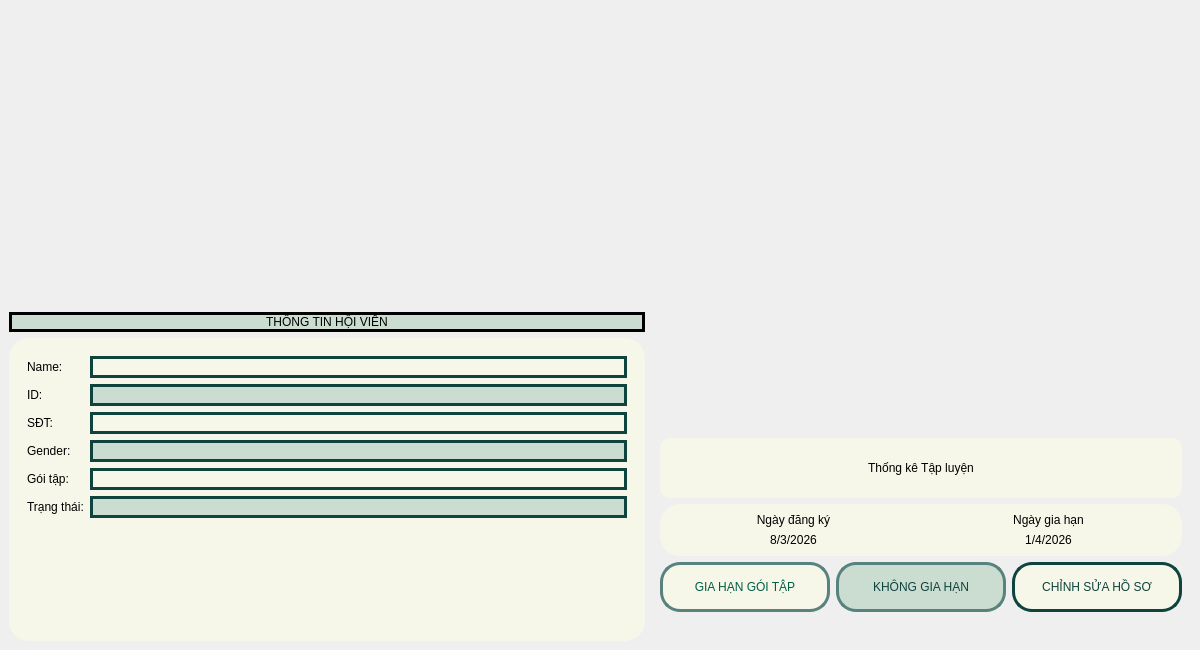
Before: the Qt Designer form ui/member/MemberMainWindow.ui in nguyenbphan12001-rimzy/Do-an-cuoi-ki-Nhom8_KTLT, drawn with Qt 5.
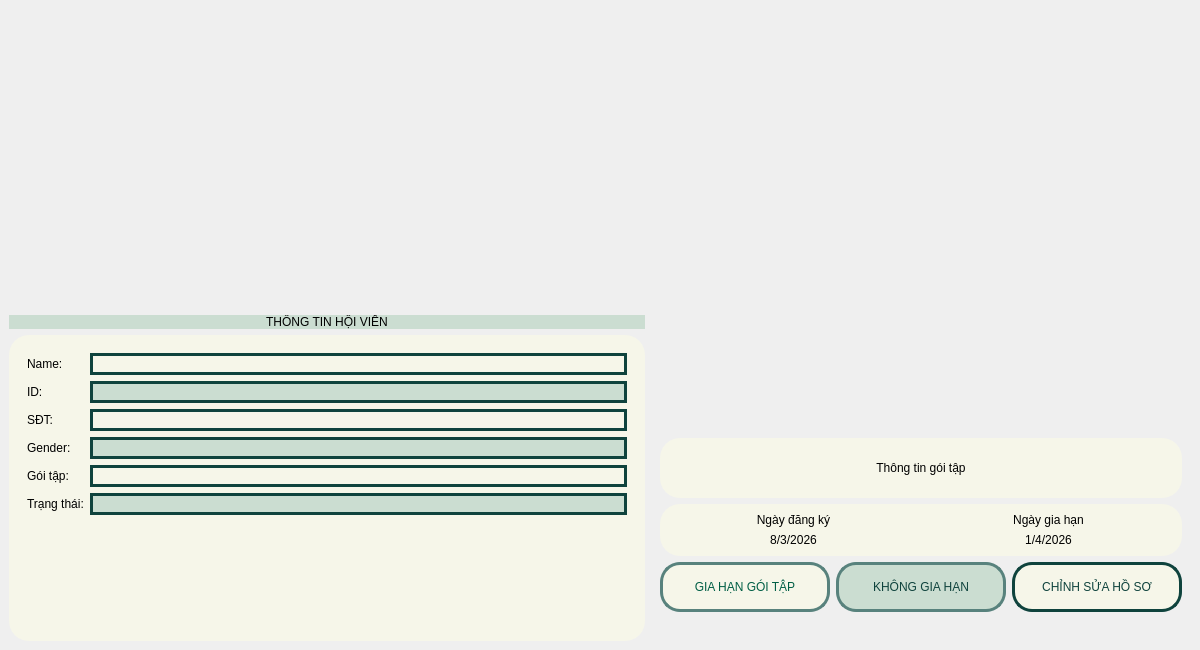
After: the same form once the commit is applied. Icons and pictures are not drawn.

The edit to the form file:
```diff
--- a/ui/member/MemberMainWindow.ui
+++ b/ui/member/MemberMainWindow.ui
@@ -41,9 +41,9 @@
          <widget class="QLabel" name="label">
           <property name="styleSheet">
            <string notr="true">background-color:#cbddd1;
-font: 87 18pt &quot;Noto Sans HK Black&quot;;
+font: 87 18pt &quot;Noto Sans TC Black&quot;;
 border-radius: 20px;
-border: 3px solid</string>
+border: 3px ;</string>
           </property>
           <property name="text">
            <string>THÔNG TIN HỘI VIÊN</string>
@@ -230,13 +230,13 @@
                 </size>
                </property>
                <property name="styleSheet">
-                <string notr="true">font: 87 12pt &quot;Noto Sans HK Black&quot;;
+                <string notr="true">font: 87 18pt &quot;Noto Sans HK Black&quot;;
 background-color:#f6f6e9;
-border-radius: 10px;
+border-radius: 20px;
 border: 3px ;</string>
                </property>
                <property name="text">
-                <string>Thống kê Tập luyện</string>
+                <string>Thông tin gói tập</string>
                </property>
                <property name="alignment">
                 <set>Qt::AlignCenter</set>
```
